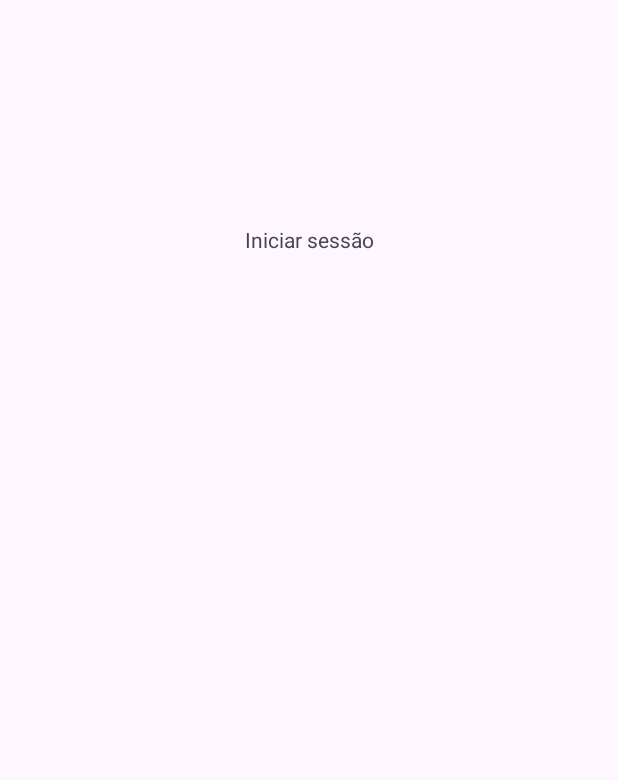
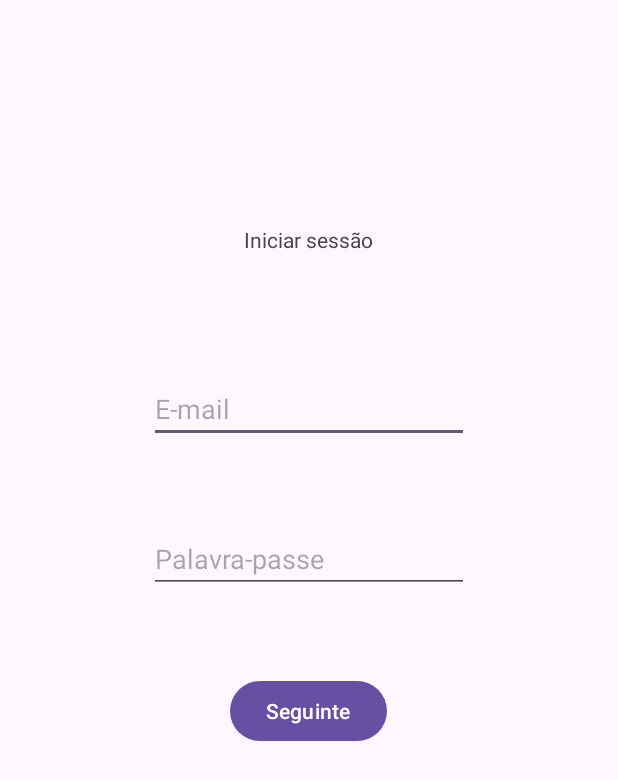
Before and after one commit to marcosv79/HomeSwift, an Android app: the LoginActivity screen opened directly, with no data from a screen before it, on a phone screen of 412 x 824 dp. Before the commit the part shown is almost empty. Shown: the top 780 px of the screen. Run offline under Robolectric (Android 15) with nearby library versions, the phone set to English and light mode, and no system bars; our stand-ins replace Firebase (no records; nobody signed in at launch, a user with empty details on screens opened directly).

```diff
--- a/app/src/main/AndroidManifest.xml
+++ b/app/src/main/AndroidManifest.xml
@@ -12,6 +12,9 @@
         android:supportsRtl="true"
         android:theme="@style/Theme.HS"
         tools:targetApi="31">
+        <activity
+            android:name=".StartActivity"
+            android:exported="false" />
         <activity
             android:name=".LoginActivity"
             android:exported="false" />
--- a/app/src/main/java/pt/ipca/hs/LoginActivity.kt
+++ b/app/src/main/java/pt/ipca/hs/LoginActivity.kt
@@ -2,10 +2,48 @@ package pt.ipca.hs
 
 import androidx.appcompat.app.AppCompatActivity
 import android.os.Bundle
+import android.content.Intent
+import android.view.View
+import android.widget.Button
+import android.widget.EditText
+import android.widget.Toast
+import com.google.firebase.auth.FirebaseAuth
 
 class LoginActivity : AppCompatActivity() {
+
+    private lateinit var auth: FirebaseAuth
     override fun onCreate(savedInstanceState: Bundle?) {
         super.onCreate(savedInstanceState)
         setContentView(R.layout.activity_login)
+
+        val email_et_la = findViewById<EditText>(R.id.email_et_la)
+        val password_et_la = findViewById<EditText>(R.id.password_et_la)
+        val btn_login_la =  findViewById<Button>(R.id.btn_login_la)
+        auth = FirebaseAuth.getInstance()
+        val intent = intent
+        val email = intent.getStringExtra("email")
+
+        btn_login_la.setOnClickListener(View.OnClickListener {
+            val email_txt = email_et_la.text.toString()
+            val password_txt = password_et_la.text.toString()
+            loginUser(email_txt, password_txt)
+        } )
+
+        if(intent.hasExtra("email")){
+            val registeredEmail = intent.getStringExtra("email")
+            email_et_la.setText(registeredEmail)
+        }
+    }
+
+    private fun loginUser(email: String, password: String){
+        auth.signInWithEmailAndPassword(email, password).addOnCompleteListener { task ->
+            if(task.isSuccessful){
+                Toast.makeText(this, "Login realizado com sucesso", Toast.LENGTH_SHORT).show()
+                val intent = Intent(this, StartActivity::class.java)
+                startActivity(intent)
+            } else {
+                Toast.makeText(this, "Erro a fazer login", Toast.LENGTH_SHORT).show()
+            }
+        }
     }
 }
--- a/app/src/main/res/layout/activity_login.xml
+++ b/app/src/main/res/layout/activity_login.xml
@@ -1,18 +1,45 @@
 <?xml version="1.0" encoding="utf-8"?>
-<androidx.constraintlayout.widget.ConstraintLayout xmlns:android="http://schemas.android.com/apk/res/android"
+<RelativeLayout xmlns:android="http://schemas.android.com/apk/res/android"
     xmlns:app="http://schemas.android.com/apk/res-auto"
     xmlns:tools="http://schemas.android.com/tools"
     android:layout_width="match_parent"
     android:layout_height="match_parent"
-    tools:context=".LoginActivity">
+    tools:context=".RegisterActivity">
 
     <TextView
         android:id="@+id/login_tv"
         android:layout_width="wrap_content"
         android:layout_height="wrap_content"
         android:text="Iniciar sessão"
-        app:layout_constraintEnd_toEndOf="parent"
-        app:layout_constraintStart_toStartOf="parent"
-        app:layout_constraintTop_toTopOf="parent"
+        android:layout_centerHorizontal="true"
         android:layout_marginTop="150dp" />
-</androidx.constraintlayout.widget.ConstraintLayout>
+
+    <EditText
+        android:id="@+id/email_et_la"
+        android:layout_width="wrap_content"
+        android:layout_height="wrap_content"
+        android:hint="E-mail"
+        android:ems="10"
+        android:inputType="textEmailAddress"
+        android:layout_marginTop="250dp"
+        android:layout_centerHorizontal="true"
+        />
+
+    <EditText
+        android:id="@+id/password_et_la"
+        android:layout_width="wrap_content"
+        android:layout_height="wrap_content"
+        android:hint="Palavra-passe"
+        android:ems="10"
+        android:inputType="textPassword"
+        android:layout_marginTop="350dp"
+        android:layout_centerHorizontal="true"/>
+
+    <Button
+        android:id="@+id/btn_login_la"
+        android:layout_width="wrap_content"
+        android:layout_height="wrap_content"
+        android:text="Seguinte"
+        android:layout_marginTop="450dp"
+        android:layout_centerHorizontal="true"/>
+</RelativeLayout>
```
Also changed, not shown: app/src/main/java/pt/ipca/hs/RegisterActivity.kt (+10 -0 lines), app/src/main/java/pt/ipca/hs/StartActivity.kt (added, +25 -0 lines), app/src/main/res/layout/activity_start.xml (added, +19 -0 lines).
